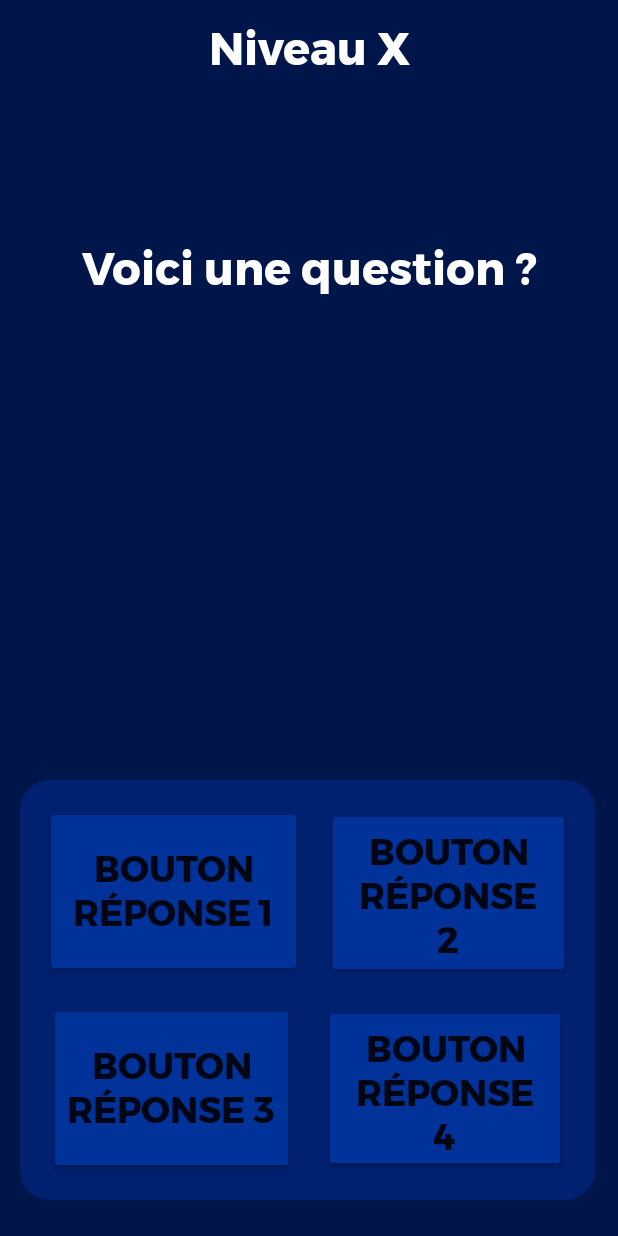
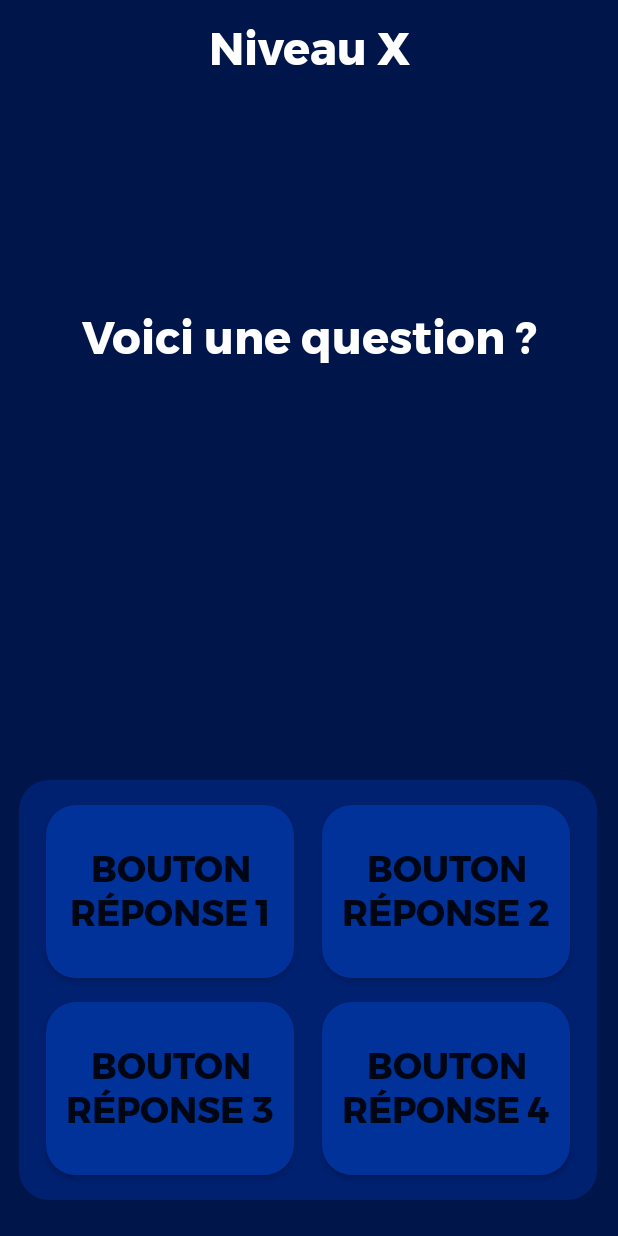
Before and after one commit to FlorianLatapie/UNS-IUT-Info-S4_Piano-Master, an Android app: the QuestionActivity screen opened directly, with no data from a screen before it, on a phone screen of 412 x 824 dp. Run offline under Robolectric (Android 15) with nearby library versions, the phone set to English and light mode, and no system bars; Roboto replaces fonts that are not available here; 7 statements that could not run were skipped.

Commit message:
Update activity_niveau_4reponses.xml

```diff
--- a/app/src/main/res/layout/activity_niveau_4reponses.xml
+++ b/app/src/main/res/layout/activity_niveau_4reponses.xml
@@ -7,14 +7,15 @@
     android:background="@color/bleu_fonce">
 
     <ImageView
-        android:id="@+id/imageView2"
-        android:layout_width="382dp"
-        android:layout_height="300dp"
+        android:id="@+id/fond_question_q4rep"
+        android:layout_width="385dp"
+        android:layout_height="280dp"
 
         app:layout_constraintBottom_toBottomOf="@+id/iv_question_q4rep"
         app:layout_constraintEnd_toEndOf="@+id/iv_question_q4rep"
+        app:layout_constraintHorizontal_bias="0.441"
         app:layout_constraintStart_toStartOf="@+id/iv_question_q4rep"
-        app:layout_constraintTop_toTopOf="@+id/iv_question_q4rep"
+        app:layout_constraintTop_toTopOf="@+id/tv_question_q4rep"
         app:srcCompat="@drawable/box" />
 
     <TextView
@@ -41,12 +42,12 @@
         app:layout_constraintEnd_toEndOf="parent"
         app:layout_constraintHorizontal_bias="0.5"
         app:layout_constraintStart_toStartOf="parent"
-        app:layout_constraintTop_toBottomOf="@+id/tv_titre_niveau"
+        app:layout_constraintTop_toBottomOf="@+id/tv_question_q4rep"
         app:srcCompat="@drawable/level1" />
 
     <androidx.constraintlayout.widget.ConstraintLayout
         android:id="@+id/constraintLayout"
-        android:layout_width="383dp"
+        android:layout_width="385dp"
         android:layout_height="280dp"
         android:layout_marginBottom="24dp"
         android:background="@drawable/box"
@@ -57,8 +58,9 @@
 
         <Button
             android:id="@+id/b_rep_1"
-            android:layout_width="171dp"
-            android:layout_height="114dp"
+            android:layout_width="165dp"
+            android:layout_height="115dp"
+            android:background="@drawable/box"
             android:backgroundTint="@color/bleu_clair"
             android:fontFamily="@font/montserrat_bold"
             android:text="Bouton réponse 1"
@@ -72,12 +74,12 @@
 
         <Button
             android:id="@+id/b_rep_2"
-            android:layout_width="162dp"
-            android:layout_height="113dp"
+            android:layout_width="165dp"
+            android:layout_height="115dp"
+            android:background="@drawable/box"
             android:backgroundTint="@color/bleu_clair"
             android:fontFamily="@font/montserrat_bold"
             android:text="Bouton réponse 2"
-
             android:textSize="24sp"
             app:layout_constraintBottom_toTopOf="@+id/b_rep_4"
             app:layout_constraintEnd_toEndOf="parent"
@@ -87,8 +89,9 @@
 
         <Button
             android:id="@+id/b_rep_3"
-            android:layout_width="163dp"
-            android:layout_height="114dp"
+            android:layout_width="165dp"
+            android:layout_height="115dp"
+            android:background="@drawable/box"
             android:backgroundTint="@color/bleu_clair"
             android:fontFamily="@font/montserrat_bold"
             android:text="Bouton réponse 3"
@@ -101,8 +104,9 @@
 
         <Button
             android:id="@+id/b_rep_4"
-            android:layout_width="161dp"
-            android:layout_height="111dp"
+            android:layout_width="165dp"
+            android:layout_height="115dp"
+            android:background="@drawable/box"
             android:backgroundTint="@color/bleu_clair"
             android:fontFamily="@font/montserrat_bold"
             android:text="Bouton réponse 4"
@@ -125,6 +129,7 @@
         android:textSize="30sp"
         app:layout_constraintBottom_toTopOf="@+id/iv_question_q4rep"
         app:layout_constraintEnd_toEndOf="parent"
+        app:layout_constraintHorizontal_bias="0.5"
         app:layout_constraintStart_toStartOf="parent"
         app:layout_constraintTop_toBottomOf="@+id/tv_titre_niveau" />
 
```
